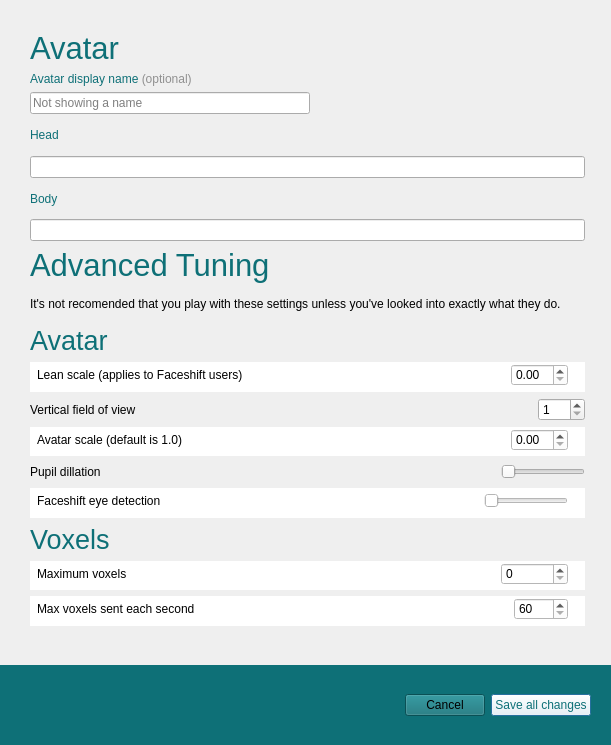
Old version of the form interface/ui/preferencesDialog.ui in the repository vircadia/vircadia-native-core.
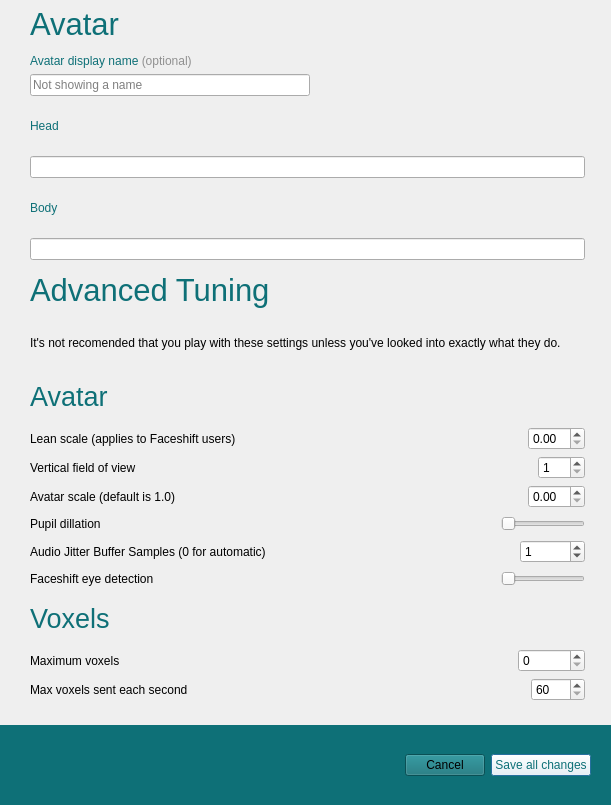
New version of the form. Custom widgets are drawn as their Qt base class.

Diff of the .ui file:
```diff
--- a/interface/ui/preferencesDialog.ui
+++ b/interface/ui/preferencesDialog.ui
@@ -7,16 +7,16 @@
     <x>0</x>
     <y>0</y>
     <width>611</width>
-    <height>745</height>
+    <height>805</height>
    </rect>
   </property>
   <widget class="QWidget" name="verticalLayoutWidget">
    <property name="geometry">
     <rect>
      <x>30</x>
-     <y>30</y>
+     <y>0</y>
      <width>555</width>
-     <height>596</height>
+     <height>701</height>
     </rect>
    </property>
    <layout class="QVBoxLayout" name="verticalLayout">
@@ -160,25 +160,6 @@
      </widget>
     </item>
     <item>
-     <widget class="QWidget" name="widget" native="true">
-      <property name="sizePolicy">
-       <sizepolicy hsizetype="Preferred" vsizetype="Preferred">
-        <horstretch>0</horstretch>
-        <verstretch>0</verstretch>
-       </sizepolicy>
-      </property>
-      <property name="styleSheet">
-       <string notr="true">background-color: #fff</string>
-      </property>
-      <widget class="QWidget" name="horizontalLayoutWidget">
-       <property name="geometry">
-        <rect>
-         <x>7</x>
-         <y>0</y>
-         <width>531</width>
-         <height>26</height>
-        </rect>
-       </property>
        <layout class="QHBoxLayout" name="horizontalLayout_2">
         <item>
          <widget class="QLabel" name="label">
@@ -207,8 +188,6 @@
          <widget class="QDoubleSpinBox" name="leanScaleSpin"/>
         </item>
        </layout>
-      </widget>
-     </widget>
     </item>
     <item>
      <layout class="QHBoxLayout" name="horizontalLayout_3">
@@ -248,25 +227,6 @@
      </layout>
     </item>
     <item>
-     <widget class="QWidget" name="widget_2" native="true">
-      <property name="sizePolicy">
-       <sizepolicy hsizetype="Preferred" vsizetype="Preferred">
-        <horstretch>0</horstretch>
-        <verstretch>0</verstretch>
-       </sizepolicy>
-      </property>
-      <property name="styleSheet">
-       <string notr="true">background-color: #fff</string>
-      </property>
-      <widget class="QWidget" name="horizontalLayoutWidget_3">
-       <property name="geometry">
-        <rect>
-         <x>7</x>
-         <y>0</y>
-         <width>531</width>
-         <height>26</height>
-        </rect>
-       </property>
        <layout class="QHBoxLayout" name="horizontalLayout_4">
         <item>
          <widget class="QLabel" name="label_3">
@@ -295,8 +255,6 @@
          <widget class="QDoubleSpinBox" name="avatarScaleSpin"/>
         </item>
        </layout>
-      </widget>
-     </widget>
     </item>
     <item>
      <layout class="QHBoxLayout" name="horizontalLayout_5">
@@ -336,25 +294,43 @@
      </layout>
     </item>
     <item>
-     <widget class="QWidget" name="widget_3" native="true">
-      <property name="sizePolicy">
-       <sizepolicy hsizetype="Preferred" vsizetype="Preferred">
-        <horstretch>0</horstretch>
-        <verstretch>0</verstretch>
-       </sizepolicy>
-      </property>
-      <property name="styleSheet">
-       <string notr="true">background-color: #fff</string>
-      </property>
-      <widget class="QWidget" name="horizontalLayoutWidget_5">
-       <property name="geometry">
-        <rect>
-         <x>7</x>
-         <y>0</y>
-         <width>531</width>
-         <height>26</height>
-        </rect>
-       </property>
+     <layout class="QHBoxLayout" name="horizontalLayout_8">
+      <item alignment="Qt::AlignLeft">
+       <widget class="QLabel" name="label_6">
+        <property name="text">
+         <string>Audio Jitter Buffer Samples (0 for automatic)</string>
+        </property>
+       </widget>
+      </item>
+      <item>
+       <spacer name="horizontalSpacer_7">
+        <property name="orientation">
+         <enum>Qt::Horizontal</enum>
+        </property>
+        <property name="sizeHint" stdset="0">
+         <size>
+          <width>40</width>
+          <height>20</height>
+         </size>
+        </property>
+       </spacer>
+      </item>
+      <item>
+       <widget class="QSpinBox" name="audioJitterSpin">
+        <property name="minimum">
+         <number>-10000</number>
+        </property>
+        <property name="maximum">
+         <number>10000</number>
+        </property>
+        <property name="value">
+         <number>1</number>
+        </property>
+       </widget>
+      </item>
+     </layout>
+    </item>
+    <item>
        <layout class="QHBoxLayout" name="horizontalLayout_6">
         <item>
          <widget class="QLabel" name="label_5">
@@ -393,8 +369,6 @@
          </widget>
         </item>
        </layout>
-      </widget>
-     </widget>
     </item>
     <item>
      <widget class="QLabel" name="avatarTitleLabel_2">
@@ -414,25 +388,6 @@
      </widget>
     </item>
     <item>
-     <widget class="QWidget" name="widget_5" native="true">
-      <property name="sizePolicy">
-       <sizepolicy hsizetype="Preferred" vsizetype="Preferred">
-        <horstretch>0</horstretch>
-        <verstretch>0</verstretch>
-       </sizepolicy>
-      </property>
-      <property name="styleSheet">
-       <string notr="true">background-color: #fff</string>
-      </property>
-      <widget class="QWidget" name="horizontalLayoutWidget_6">
-       <property name="geometry">
-        <rect>
-         <x>7</x>
-         <y>0</y>
-         <width>531</width>
-         <height>26</height>
-        </rect>
-       </property>
        <layout class="QHBoxLayout" name="horizontalLayout_9">
         <item>
          <widget class="QLabel" name="label_7">
@@ -468,29 +423,8 @@
          </widget>
         </item>
        </layout>
-      </widget>
-     </widget>
     </item>
     <item>
-     <widget class="QWidget" name="widget_6" native="true">
-      <property name="sizePolicy">
-       <sizepolicy hsizetype="Preferred" vsizetype="Preferred">
-        <horstretch>0</horstretch>
-        <verstretch>0</verstretch>
-       </sizepolicy>
-      </property>
-      <property name="styleSheet">
-       <string notr="true">background-color: #fff</string>
-      </property>
-      <widget class="QWidget" name="horizontalLayoutWidget_7">
-       <property name="geometry">
-        <rect>
-         <x>7</x>
-         <y>0</y>
-         <width>531</width>
-         <height>26</height>
-        </rect>
-       </property>
        <layout class="QHBoxLayout" name="horizontalLayout_10">
         <item>
          <widget class="QLabel" name="label_8">
@@ -529,8 +463,6 @@
          </widget>
         </item>
        </layout>
-      </widget>
-     </widget>
     </item>
    </layout>
   </widget>
@@ -538,7 +470,7 @@
    <property name="geometry">
     <rect>
      <x>0</x>
-     <y>665</y>
+     <y>725</y>
      <width>616</width>
      <height>80</height>
     </rect>
```
Left out of the diff: 9 changed lines with no effect on the pictures. Lines whose indentation alone changed are shown as unchanged.
